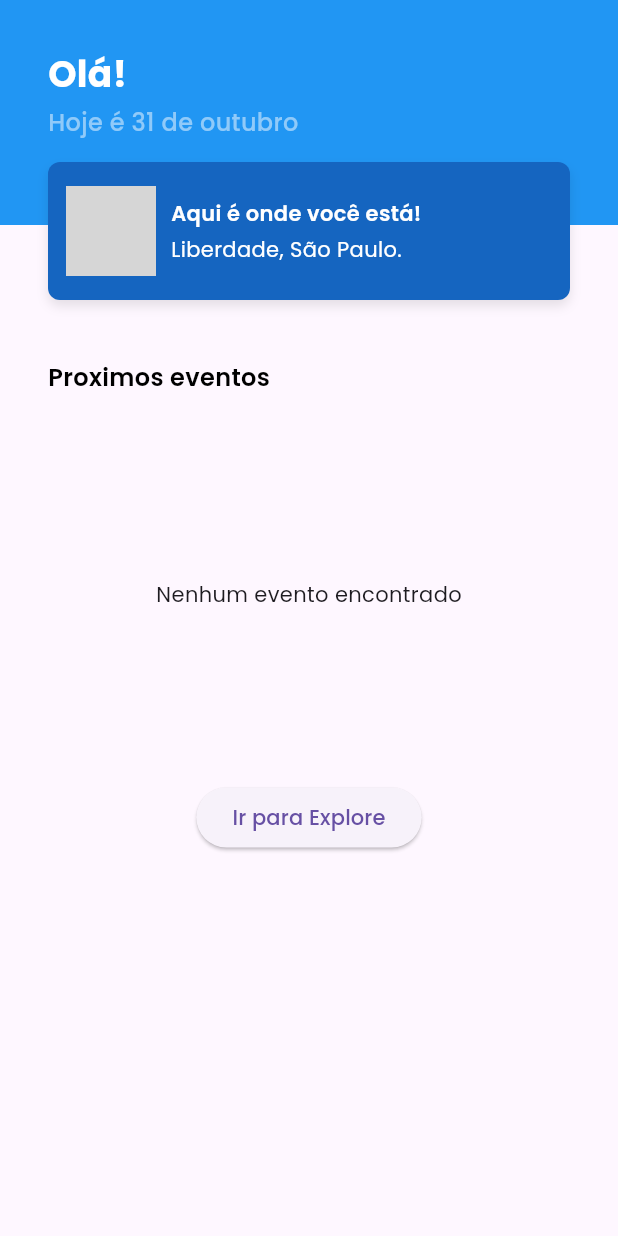
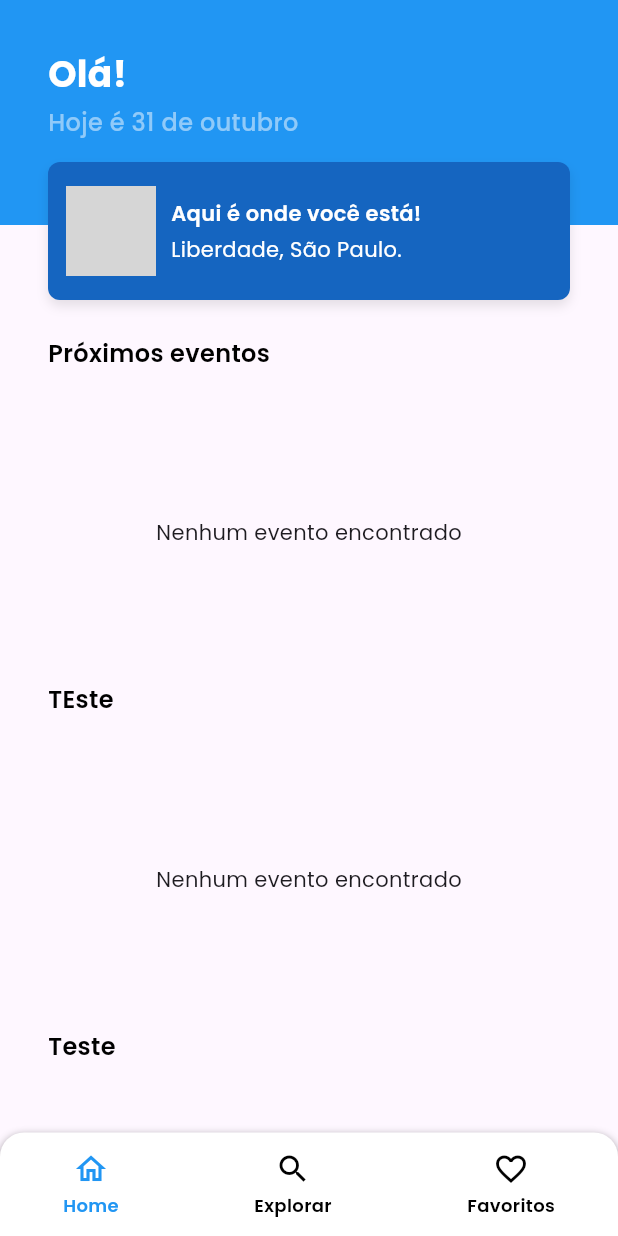
Before and after one commit to igorxoi/events_app, a Flutter app: the screen it shows after launch, on a phone screen of 412 x 824 dp. Run offline on Flutter 3.47's test engine with Material 3 defaults, Android fonts, the phone set to English and light mode, and no system bars; our stand-ins replace google_fonts; network calls fail; grey boxes are pictures that could not be loaded.

```diff
--- a/lib/components/event_card.dart
+++ b/lib/components/event_card.dart
@@ -60,7 +60,7 @@ class EventCard extends StatelessWidget {
                       overflow: TextOverflow.ellipsis,
                     ),
                     Text(
-                      event.address.neighborhood + ' - ' + event.address.state,
+                      "${event.address.neighborhood} - ${event.address.state}",
                       style: TextStyle(fontSize: 12, color: Colors.grey[600]),
                     ),
                   ],
--- a/lib/components/explore_card.dart
+++ b/lib/components/explore_card.dart
@@ -48,7 +48,6 @@ class ExploreCard extends StatelessWidget {
                 mainAxisAlignment: MainAxisAlignment.center,
                 crossAxisAlignment: CrossAxisAlignment.start,
                 children: [
-                  // Título
                   Text(
                     event.name,
                     overflow: TextOverflow.ellipsis,
--- a/lib/components/header.dart
+++ b/lib/components/header.dart
@@ -11,7 +11,7 @@ class Header extends StatefulWidget {
     super.key,
     required this.onCategorySelected,
     required this.onSearchTextChanged,
-    this.categorySelectedId = -1,
+    this.categorySelectedId = 1,
   });
 
   @override
--- a/lib/components/navbar.dart
+++ b/lib/components/navbar.dart
@@ -1,39 +1,95 @@
 import 'package:flutter/material.dart';
 
 class Navbar extends StatelessWidget {
-  const Navbar({super.key});
+  final int selectedIndex;
+  final Function(int) onItemTapped;
+
+  const Navbar({
+    super.key,
+    required this.selectedIndex,
+    required this.onItemTapped,
+  });
 
   @override
   Widget build(BuildContext context) {
     return Container(
-      color: Colors.white,
-      padding: const EdgeInsets.symmetric(horizontal: 16, vertical: 12),
+      padding: const EdgeInsets.symmetric(horizontal: 42, vertical: 12),
+      decoration: const BoxDecoration(
+        color: Colors.white,
+        borderRadius: BorderRadius.only(
+          topLeft: Radius.circular(16),
+          topRight: Radius.circular(16),
+        ),
+        boxShadow: [
+          BoxShadow(
+            color: Color.fromRGBO(0, 0, 0, 0.4),
+            blurRadius: 4,
+            offset: Offset(0, 2),
+          ),
+        ],
+      ),
       child: Row(
-        mainAxisAlignment: MainAxisAlignment.spaceAround,
+        mainAxisAlignment: MainAxisAlignment.spaceBetween,
         children: [
-          Column(
-            mainAxisSize: MainAxisSize.min,
-            children: const [
-              Icon(Icons.home, size: 24, color: Colors.blue),
-              SizedBox(height: 4),
-              Text('Home', style: TextStyle(fontSize: 12)),
-            ],
+          _buildNavItem(context, Icons.home_outlined, "Home", 0),
+          _buildNavItem(context, Icons.search, "Explorar", 1),
+          _buildNavItem(context, Icons.favorite_border, "Favoritos", 2),
+        ],
+      ),
+    );
+  }
+
+  void _navigateToPage(BuildContext context, int index) {
+    String route = '/';
+
+    switch (index) {
+      case 0:
+        route = '/';
+        break;
+      case 1:
+        route = '/explore';
+        break;
+      case 2:
+        ScaffoldMessenger.of(context).showSnackBar(
+          const SnackBar(content: Text('Página de favoritos em construção')),
+        );
+        return;
+    }
+
+    if (ModalRoute.of(context)?.settings.name != route) {
+      Navigator.pushReplacementNamed(context, route);
+    }
+  }
+
+  Widget _buildNavItem(
+    BuildContext context,
+    IconData icon,
+    String label,
+    int index,
+  ) {
+    final bool isSelected = index == selectedIndex;
+
+    return GestureDetector(
+      onTap: () {
+        onItemTapped(index);
+        _navigateToPage(context, index);
+      },
+      child: Column(
+        mainAxisSize: MainAxisSize.min,
+        children: [
+          Icon(
+            icon,
+            size: 24,
+            color: isSelected ? const Color(0xFF2196F3) : Colors.black,
           ),
-          Column(
-            mainAxisSize: MainAxisSize.min,
-            children: const [
-              Icon(Icons.search, size: 24, color: Colors.blue),
-              SizedBox(height: 4),
-              Text('Search', style: TextStyle(fontSize: 12)),
-            ],
-          ),
-          Column(
-            mainAxisSize: MainAxisSize.min,
-            children: const [
-              Icon(Icons.favorite, size: 24, color: Colors.blue),
-              SizedBox(height: 4),
-              Text('Favorites', style: TextStyle(fontSize: 12)),
-            ],
+          const SizedBox(height: 4),
+          Text(
+            label,
+            style: TextStyle(
+              fontSize: 12,
+              fontWeight: FontWeight.w600,
+              color: isSelected ? const Color(0xFF2196F3) : Colors.black,
+            ),
           ),
         ],
       ),
--- a/lib/pages/home.dart
+++ b/lib/pages/home.dart
@@ -1,5 +1,6 @@
 import 'package:events_app/components/event_card.dart';
 import 'package:events_app/components/header_location.dart';
+import 'package:events_app/components/navbar.dart';
 import 'package:events_app/models/event.dart';
 import 'package:events_app/services/event.dart';
 import 'package:flutter/material.dart';
@@ -17,6 +18,7 @@ class EventSection extends StatefulWidget {
 class _EventSectionState extends State<EventSection> {
   final ScrollController _scrollController = ScrollController();
   final List<Event> _events = [];
+
   int _currentPage = 1;
   bool _isLoading = false;
   bool _hasMore = true;
@@ -86,7 +88,7 @@ class _EventSectionState extends State<EventSection> {
           ),
         ),
         SizedBox(
-          height: 250,
+          height: 200,
           child: _events.isEmpty && _isLoading
               ? const Center(child: CircularProgressIndicator())
               : _events.isEmpty
@@ -130,6 +132,7 @@ class HomePage extends StatefulWidget {
 }
 
 class _HomePage extends State<HomePage> {
+  int _selectedIndex = 0;
   late final Future<List<Event>> eventsFuture;
 
   @override
@@ -145,15 +148,27 @@ class _HomePage extends State<HomePage> {
       body: Column(
         children: [
           HeaderLocation(),
-          SizedBox(height: 40),
-          EventSection(title: 'Proximos eventos', future: eventsFuture),
-          ElevatedButton(
-            onPressed: () {
-              Navigator.pushNamed(context, '/explore');
-            },
-            child: const Text('Ir para Explore'),
+          SizedBox(height: 24),
+          Expanded(
+            child: SingleChildScrollView(
+              child: Column(
+                children: [
+                  EventSection(title: 'Próximos eventos', future: eventsFuture),
+                  EventSection(title: 'TEste', future: eventsFuture),
+                  EventSection(title: 'Teste', future: eventsFuture),
+                ],
+              ),
+            ),
           ),
         ],
+      ),
+      bottomNavigationBar: Navbar(
+        selectedIndex: _selectedIndex,
+        onItemTapped: (index) {
+          setState(() {
+            _selectedIndex = index;
+          });
+        },
       ),
     );
   }
```
Also changed, not shown: lib/pages/explore.dart (+12 -0 lines).
